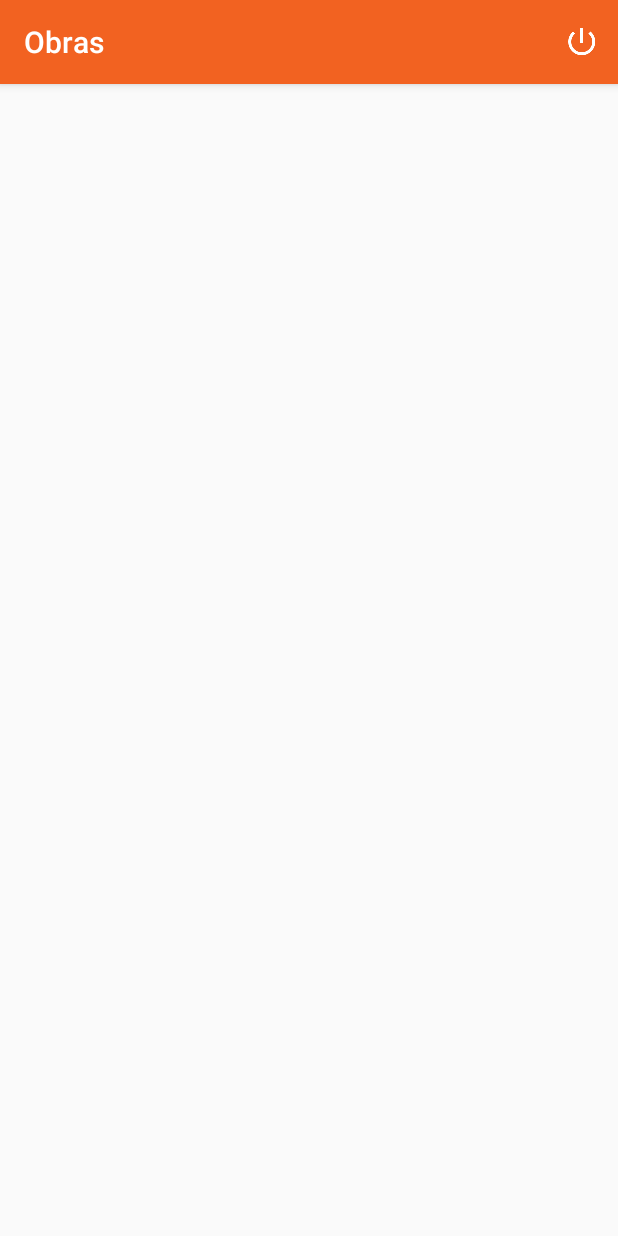
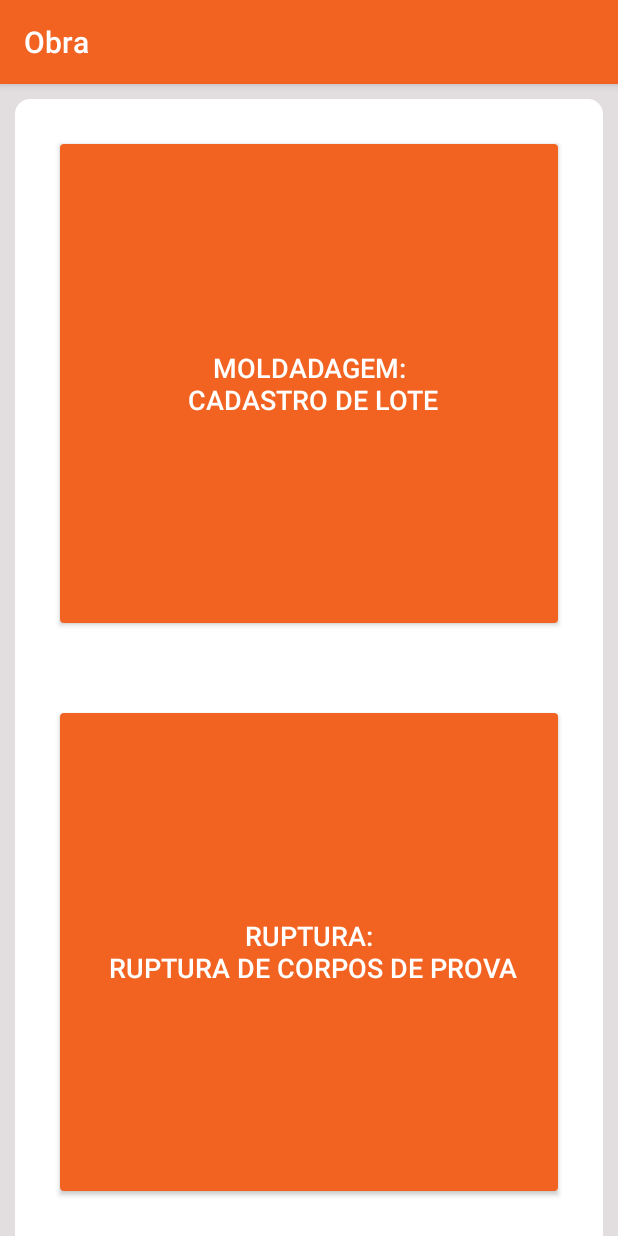
Before and after one commit to RafaelNeveZ/lclacrose, an Android app: the screen it shows after launch once a user with an empty profile is signed in (WorkActivity before the commit, HomeActivity after it), on a phone screen of 412 x 824 dp. Run offline under Robolectric (Android 15) with nearby library versions, the light colour scheme and no system bars; our stand-ins replace Firebase (no records; nobody signed in at launch, a user with empty details on screens opened directly).

Commit message:
Camera, home

```diff
--- a/app/build.gradle
+++ b/app/build.gradle
@@ -39,4 +39,5 @@ dependencies {
 
 
 
+
 apply plugin: 'com.google.gms.google-services'
--- a/app/src/main/java/com/lacrose/lc/lclacrose/LoginActivity.java
+++ b/app/src/main/java/com/lacrose/lc/lclacrose/LoginActivity.java
@@ -55,7 +55,7 @@ public class LoginActivity extends AppCompatActivity {
             public void onAuthStateChanged(@NonNull FirebaseAuth firebaseAuth) {
                 FirebaseUser user = firebaseAuth.getCurrentUser();
                 if (user != null) {
-                    Intent intent = new Intent(context,WorkActivity.class);
+                    Intent intent = new Intent(context,HomeActivity.class);
                     context.startActivity(intent);
                     finish();
                     dismissProgress();
--- a/app/src/main/java/com/lacrose/lc/lclacrose/WorkActivity.java
+++ b/app/src/main/java/com/lacrose/lc/lclacrose/WorkActivity.java
@@ -48,7 +48,7 @@ public class WorkActivity extends AppCompatActivity {
                         ArrayList<Integer> teste = (ArrayList<Integer>) dataSnapshot.getValue();
                         Log.e(TAG," "+ teste);
                         DatabaseReference works_ref;
-                        works_ref = database.getReference("Obras").equalTo();
+                   //     works_ref = database.getReference("Obras").equalTo();
                       //  showIds((Map<String,Object>) dataSnapshot.getValue());
 
                     }
--- /dev/null
+++ b/app/src/main/res/drawable/rounded_background.xml
@@ -0,0 +1,7 @@
+<?xml version="1.0" encoding="utf-8"?>
+<shape xmlns:android="http://schemas.android.com/apk/res/android">
+    <corners android:topRightRadius="10dip"
+        android:topLeftRadius="10dip"/>
+
+    <solid android:color="@color/white"/>
+</shape>
--- /dev/null
+++ b/app/src/main/res/layout/activity_home.xml
@@ -0,0 +1,43 @@
+<?xml version="1.0" encoding="utf-8"?>
+<LinearLayout xmlns:android="http://schemas.android.com/apk/res/android"
+    xmlns:tools="http://schemas.android.com/tools"
+    android:orientation="vertical"
+    android:layout_width="match_parent"
+    android:layout_height="match_parent"
+    android:layout_gravity="center|top"
+    android:background="@color/back_gray"
+    tools:context="com.lacrose.lc.lclacrose.HomeActivity">
+
+    <LinearLayout
+        android:layout_width="match_parent"
+        android:layout_height="match_parent"
+        android:layout_marginLeft="10dp"
+        android:layout_marginRight="10dp"
+        android:layout_marginTop="10dp"
+        android:background="@drawable/rounded_background"
+        android:orientation="vertical">
+
+        <Button
+            android:layout_width="match_parent"
+            android:layout_height="match_parent"
+            android:layout_margin="30dp"
+            android:layout_weight="1"
+            android:background="@drawable/selector_orange_button"
+            android:text="@string/buttom_mold"
+            android:textColor="@drawable/selector_white_text_button"
+            android:textSize="18sp"
+            android:onClick="moldButton"/>
+
+        <Button
+            android:layout_width="match_parent"
+            android:layout_height="match_parent"
+            android:layout_margin="30dp"
+            android:layout_weight="1"
+            android:background="@drawable/selector_orange_button"
+            android:text="@string/buttom_ruptura"
+            android:textColor="@drawable/selector_white_text_button"
+            android:padding="5dp"
+            android:textSize="18sp"
+            android:onClick="scanButton"/>
+        </LinearLayout>
+</LinearLayout>
--- a/app/src/main/res/values/colors.xml
+++ b/app/src/main/res/values/colors.xml
@@ -4,4 +4,6 @@
     <color name="colorPrimaryDark">#C25A19</color>
     <color name="colorAccent">#F26221</color>
     <color name="border_edit_login_text">#bdbabb</color>
+    <color name="back_gray">#e2ddde</color>
+    <color name="white">#FFFFFF</color>
 </resources>
--- a/app/src/main/res/values/strings.xml
+++ b/app/src/main/res/values/strings.xml
@@ -44,4 +44,12 @@
     <string name="work_tag">Obras</string>
     <string name="id_tag">Id</string>
 
+    <!--HOME SCREEN-->
+    <string name="buttom_mold">MOLDADAGEM:\n Cadastro de lote</string>
+    <string name="buttom_ruptura">RUPTURA:\n Ruptura de corpos de prova</string>
+    <string name="permission_granted">Permissões concedidas</string>
+    <string name="permission_denied">Permissão não concedida</string>
+    <string name="dialog_permission">Você precisa permitir o acesso a camera para continuar.</string>
+    <string name="ok">OK</string>
+
 </resources>
```
Also changed, not shown: app/src/main/AndroidManifest.xml (+8 -3 lines), app/src/main/java/com/lacrose/lc/lclacrose/HomeActivity.java (added, +98 -0 lines), app/src/main/java/com/lacrose/lc/lclacrose/ScanActivity.java (+4 -6 lines), 1 other file.
